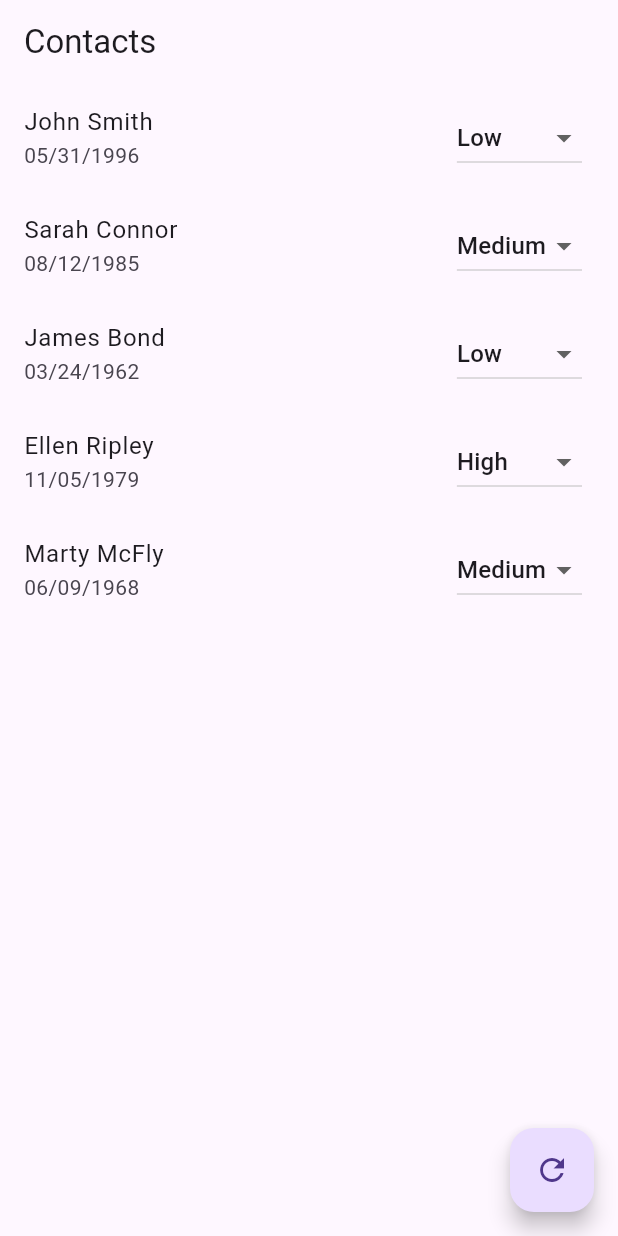
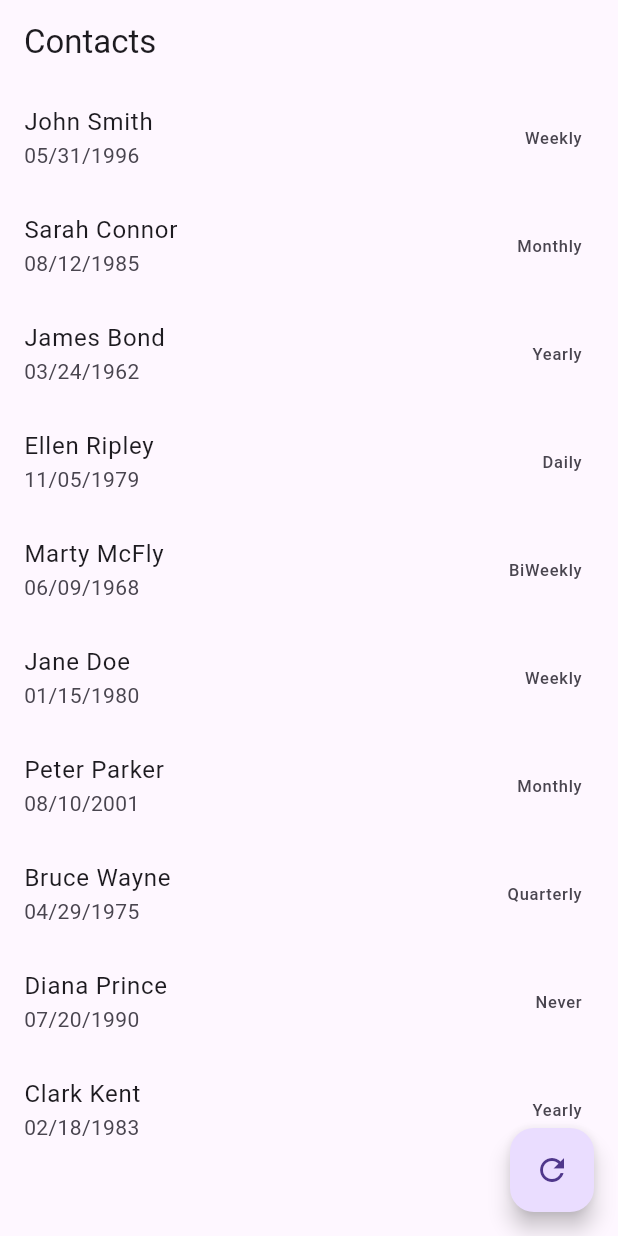
Before and after one commit to PapaBear4/ReCall2, a Flutter app: the screen it shows after launch, on a phone screen of 412 x 824 dp. Run offline on Flutter 3.47's test engine with Material 3 defaults, Android fonts, the phone set to English and light mode, and no system bars; our stand-ins replace bloc, equatable, flutter_bloc.

Commit message:
changed importance to frequency.  changed dropdown select to static.  added 5 more dummy records.

```diff
--- a/lib/contact/bloc/contact_bloc.dart
+++ b/lib/contact/bloc/contact_bloc.dart
@@ -24,7 +24,7 @@ class ContactBloc extends Bloc<ContactEvent, ContactState> {
         try {
           // Call the getContacts method of the contactRepository to fetch the contacts.
           final contacts = await contactRepository.getContacts();
-          // Emit the ContactsLoaded state with the fetched contacts to indicate that the contacts have been loaded successfully.
+          // Emit the ContactsLoaded state with the fetched contacts to indicate that the contacts have been loaded successfully..
           emit(ContactsLoaded(contacts));
           // If an error occurs during the process, catch the error and emit the ContactsError state with the error message.
         } catch (e) {
--- a/lib/contact/models/contact.dart
+++ b/lib/contact/models/contact.dart
@@ -1,7 +1,15 @@
 // Import the equatable package for easy comparison of objects
 import 'package:equatable/equatable.dart';
 
-enum ContactImportance {High, Medium, Low}
+enum ContactFrequency {
+  Daily,
+  Weekly,
+  BiWeekly,
+  Monthly,
+  Quarterly,
+  Yearly,
+  Never
+}
 
 // Define the contact class, which extends Equatable for efficient state comparisons
 /// Represents a contact with their basic information
@@ -10,10 +18,11 @@ class Contact extends Equatable {
   final int id;
   final String firstName;
   final String lastName;
+
   /// Stored as a DateTime object. You can create a DateTime object in various ways,
   /// for example: `DateTime(1996, 5, 31)` or `DateTime.parse('1996-05-31')`.
   final DateTime birthday;
-  final ContactImportance importance;
+  final ContactFrequency frequency;
   // ... other fields could be added here
 
   // Constructor for the contact class, requiring all attributes to be provided
@@ -22,7 +31,7 @@ class Contact extends Equatable {
     required this.firstName,
     required this.lastName,
     required this.birthday,
-    required this.importance,
+    required this.frequency,
     // ... other fields
   });
 
@@ -32,7 +41,7 @@ class Contact extends Equatable {
     String? firstName,
     String? lastName,
     DateTime? birthday,
-    ContactImportance? importance,
+    ContactFrequency? frequency,
     // ... other fields
   }) {
     // Return a new contact object with updated values or the original values if null
@@ -41,7 +50,7 @@ class Contact extends Equatable {
       firstName: firstName ?? this.firstName,
       lastName: lastName ?? this.lastName,
       birthday: birthday ?? this.birthday,
-      importance: importance ?? this.importance,
+      frequency: frequency ?? this.frequency,
       // ... other fields
     );
   }
@@ -53,7 +62,7 @@ class Contact extends Equatable {
         firstName,
         lastName,
         birthday,
-        importance,
+        frequency,
         /* ... other fields*/
       ];
 }
--- a/lib/contact/view/contact_list_screen.dart
+++ b/lib/contact/view/contact_list_screen.dart
@@ -2,7 +2,6 @@ import 'package:flutter/material.dart';
 import 'package:flutter_bloc/flutter_bloc.dart';
 import 'package:ReCall2/contact/bloc/contact_bloc.dart';
 import 'package:intl/intl.dart';
-import 'package:ReCall2/contact/models/contact.dart';
 
 // This widget displays a list of contacts and allows users to interact with them.
 class ContactListScreen extends StatelessWidget {
@@ -22,7 +21,8 @@ class ContactListScreen extends StatelessWidget {
           // If the state is ContactsLoading, display a loading indicator.
           if (state is ContactsLoading) {
             return const Center(
-                child: CircularProgressIndicator()); // Display a loading indicator while fetching contacts.
+                child:
+                    CircularProgressIndicator()); // Display a loading indicator while fetching contacts.
           }
           // If the state is ContactsLoaded, display the list of contacts.
           else if (state is ContactsLoaded) {
@@ -42,38 +42,13 @@ class ContactListScreen extends StatelessWidget {
                   title: Text(
                       "${contact.firstName} ${contact.lastName}"), // Display the contact's full name.
                   // Display the contact's birthday in MM/dd/yyyy format.
-                  subtitle: Text(DateFormat('MM/dd/yyyy')
-                      .format(contact.birthday)), // Display the contact's birthday.
+                  subtitle: Text(DateFormat('MM/dd/yyyy').format(
+                      contact.birthday)), // Display the contact's birthday.
                   // Add a DropdownButton to allow changing the contact's importance.
-                  trailing: DropdownButton<ContactImportance>(
-                    // Set the current value of the DropdownButton.
-                    value: contact.importance, // Set the initial importance value.
-                    // Define what happens when the user selects a new importance.
-                    onChanged: (newImportance) {
-                      // Check if the new importance is not null.
-                      if (newImportance != null) {
-                        // Dispatch an UpdateContact event to the ContactBloc with the updated contact.
-                        context.read<ContactBloc>().add(
-                              UpdateContact(contact.copyWith(
-                                  importance:
-                                      newImportance)), // Update the contact's importance.
-                            );
-                      }
-                    },
-                    // Build the list of DropdownMenuItem widgets for the DropdownButton.
-                    items: ContactImportance.values.map((importance) {
-                      // Create a DropdownMenuItem for each importance level.
-                      return DropdownMenuItem<ContactImportance>(
-                        // Set the value of the DropdownMenuItem.
-                        value: importance, // Set the value of the dropdown item.
-                        // Display the importance level as text.
-                        child: Text(importance
-                            .toString()
-                            .split('.')
-                            .last), // Display the importance level.
-                      );
-                    }).toList(), // Convert the iterable to a list.
-                  ), // Display a dropdown to change contact importance.
+                  trailing: Text(contact.frequency
+                      .toString()
+                      .split('.')
+                      .last), // Display the contact's frequency as text.
                 );
               },
             ); // Display a list of contacts.
@@ -102,8 +77,8 @@ class ContactListScreen extends StatelessWidget {
               .add(const FetchContacts()); // Refresh the contact list.
         },
         // Display a refresh icon on the button.
-        child: const Icon(
-            Icons.refresh), // Display a refresh icon on the floating action button.
+        child: const Icon(Icons
+            .refresh), // Display a refresh icon on the floating action button.
       ), // Display a floating action button to refresh the contact list.
     ); // Return a Scaffold widget that displays the contact list screen.
   }
--- a/lib/repositories/contact_repository.dart
+++ b/lib/repositories/contact_repository.dart
@@ -8,35 +8,70 @@ class ContactRepository {
         firstName: 'John',
         lastName: 'Smith',
         birthday: DateTime(1996, 5, 31),
-        importance: ContactImportance.Low,
+        frequency: ContactFrequency.Weekly,
       ),
       Contact(
         id: 2,
         firstName: 'Sarah',
         lastName: 'Connor',
         birthday: DateTime(1985, 8, 12),
-        importance: ContactImportance.Medium,
+        frequency: ContactFrequency.Monthly,
       ),
       Contact(
         id: 3,
         firstName: 'James',
         lastName: 'Bond',
         birthday: DateTime(1962, 3, 24),
-        importance: ContactImportance.Low,
+        frequency: ContactFrequency.Yearly,
       ),
       Contact(
         id: 4,
         firstName: 'Ellen',
         lastName: 'Ripley',
         birthday: DateTime(1979, 11, 5),
-        importance: ContactImportance.High,
+        frequency: ContactFrequency.Daily,
       ),
       Contact(
         id: 5,
         firstName: 'Marty',
         lastName: 'McFly',
         birthday: DateTime(1968, 6, 9),
-        importance: ContactImportance.Medium,
+        frequency: ContactFrequency.BiWeekly,
+      ),
+      Contact(
+        id: 6,
+        firstName: 'Jane',
+        lastName: 'Doe',
+        birthday: DateTime(1980, 1, 15),
+        frequency: ContactFrequency.Weekly,
+      ),
+      Contact(
+        id: 7,
+        firstName: 'Peter',
+        lastName: 'Parker',
+        birthday: DateTime(2001, 8, 10),
+        frequency: ContactFrequency.Monthly,
+      ),
+      Contact(
+        id: 8,
+        firstName: 'Bruce',
+        lastName: 'Wayne',
+        birthday: DateTime(1975, 4, 29),
+        frequency: ContactFrequency.Quarterly,
+      ),
+      Contact(
+        id: 9,
+        firstName: 'Diana',
+        lastName: 'Prince',
+        birthday: DateTime(1990, 7, 20),
+        frequency: ContactFrequency.Never,
+      ),
+      Contact(
+        id: 10,
+        firstName: 'Clark',
+        lastName: 'Kent',
+        birthday: DateTime(1983, 2, 18),
+        frequency: ContactFrequency.Yearly,
       ),
     ];
 
```
Also changed, not shown: 1 other file.
